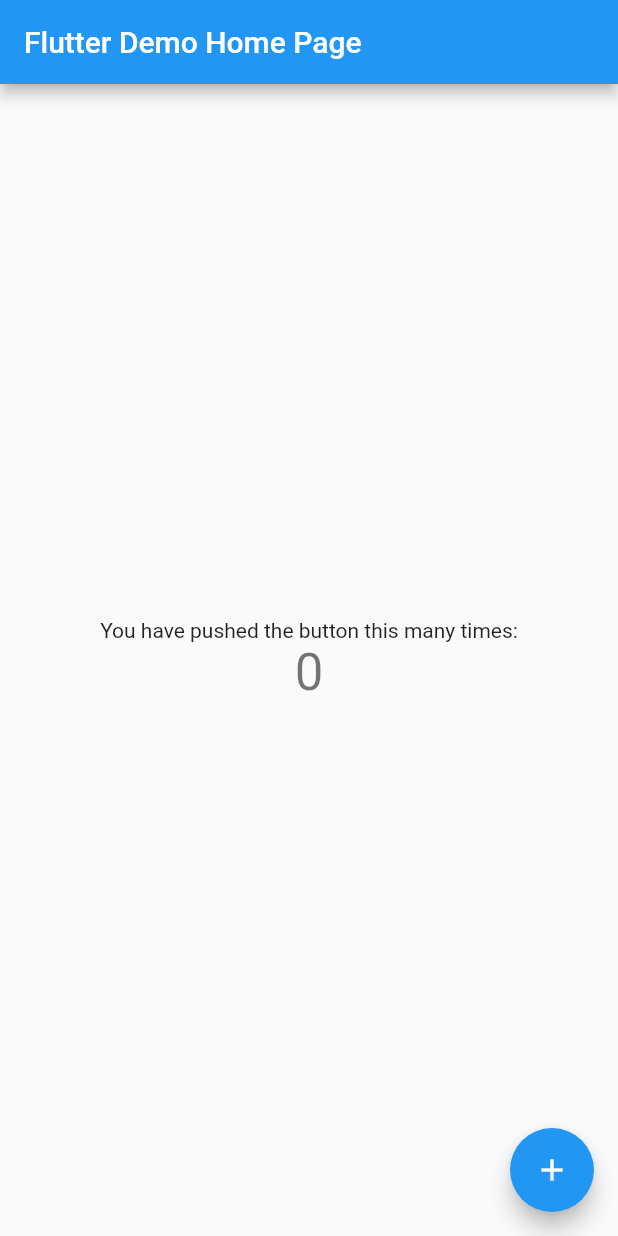
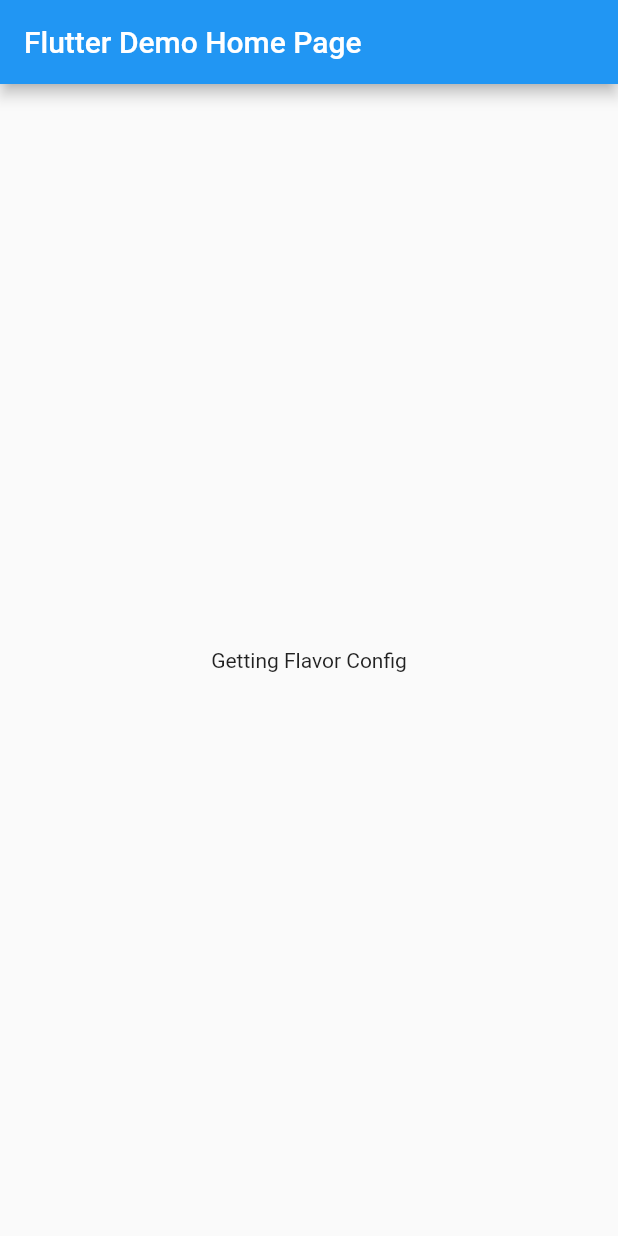
Before and after one commit to KevinTheGray/flutter_flavor_example, a Flutter app: the screen it shows after launch, on a phone screen of 412 x 824 dp. Run offline on Flutter 3.47's test engine with Material 2 defaults, Android fonts, the phone set to English and light mode, and no system bars.

Commit message:
Added code to access flavor information

```diff
--- a/lib/main.dart
+++ b/lib/main.dart
@@ -1,22 +1,14 @@
 import 'package:flutter/material.dart';
+import 'package:flutter/services.dart';
 
 void main() => runApp(new MyApp());
 
 class MyApp extends StatelessWidget {
-  // This widget is the root of your application.
   @override
   Widget build(BuildContext context) {
     return new MaterialApp(
       title: 'Flutter Demo',
       theme: new ThemeData(
-        // This is the theme of your application.
-        //
-        // Try running your application with "flutter run". You'll see the
-        // application has a blue toolbar. Then, without quitting the app, try
-        // changing the primarySwatch below to Colors.green and then invoke
-        // "hot reload" (press "r" in the console where you ran "flutter run",
-        // or press Run > Flutter Hot Reload in IntelliJ). Notice that the
-        // counter didn't reset back to zero; the application is not restarted.
         primarySwatch: Colors.blue,
       ),
       home: new MyHomePage(title: 'Flutter Demo Home Page'),
@@ -27,15 +19,6 @@ class MyApp extends StatelessWidget {
 class MyHomePage extends StatefulWidget {
   MyHomePage({Key key, this.title}) : super(key: key);
 
-  // This widget is the home page of your application. It is stateful, meaning
-  // that it has a State object (defined below) that contains fields that affect
-  // how it looks.
-
-  // This class is the configuration for the state. It holds the values (in this
-  // case the title) provided by the parent (in this case the App widget) and
-  // used by the build method of the State. Fields in a Widget subclass are
-  // always marked "final".
-
   final String title;
 
   @override
@@ -43,67 +26,30 @@ class MyHomePage extends StatefulWidget {
 }
 
 class _MyHomePageState extends State<MyHomePage> {
-  int _counter = 0;
+  String _flavorConfig;
 
-  void _incrementCounter() {
-    setState(() {
-      // This call to setState tells the Flutter framework that something has
-      // changed in this State, which causes it to rerun the build method below
-      // so that the display can reflect the updated values. If we changed
-      // _counter without calling setState(), then the build method would not be
-      // called again, and so nothing would appear to happen.
-      _counter++;
+  @override
+  void initState() {
+    super.initState();
+    MethodChannel channel = MethodChannel("getFlavorConfiguration");
+    channel.invokeMethod("specify_a_method").then((result) {
+      setState(() {
+        _flavorConfig = result;
+      });
     });
   }
 
   @override
   Widget build(BuildContext context) {
-    // This method is rerun every time setState is called, for instance as done
-    // by the _incrementCounter method above.
-    //
-    // The Flutter framework has been optimized to make rerunning build methods
-    // fast, so that you can just rebuild anything that needs updating rather
-    // than having to individually change instances of widgets.
     return new Scaffold(
       appBar: new AppBar(
-        // Here we take the value from the MyHomePage object that was created by
-        // the App.build method, and use it to set our appbar title.
         title: new Text(widget.title),
       ),
       body: new Center(
-        // Center is a layout widget. It takes a single child and positions it
-        // in the middle of the parent.
-        child: new Column(
-          // Column is also layout widget. It takes a list of children and
-          // arranges them vertically. By default, it sizes itself to fit its
-          // children horizontally, and tries to be as tall as its parent.
-          //
-          // Invoke "debug paint" (press "p" in the console where you ran
-          // "flutter run", or select "Toggle Debug Paint" from the Flutter tool
-          // window in IntelliJ) to see the wireframe for each widget.
-          //
-          // Column has various properties to control how it sizes itself and
-          // how it positions its children. Here we use mainAxisAlignment to
-          // center the children vertically; the main axis here is the vertical
-          // axis because Columns are vertical (the cross axis would be
-          // horizontal).
-          mainAxisAlignment: MainAxisAlignment.center,
-          children: <Widget>[
-            new Text(
-              'You have pushed the button this many times:',
-            ),
-            new Text(
-              '$_counter',
-              style: Theme.of(context).textTheme.display1,
-            ),
-          ],
-        ),
+        child: new Text(_flavorConfig == null
+            ? 'Getting Flavor Config'
+            : 'Flavor Config is $_flavorConfig'),
       ),
-      floatingActionButton: new FloatingActionButton(
-        onPressed: _incrementCounter,
-        tooltip: 'Increment',
-        child: new Icon(Icons.add),
-      ), // This trailing comma makes auto-formatting nicer for build methods.
     );
   }
 }
```
Also changed, not shown: 4 other files.
